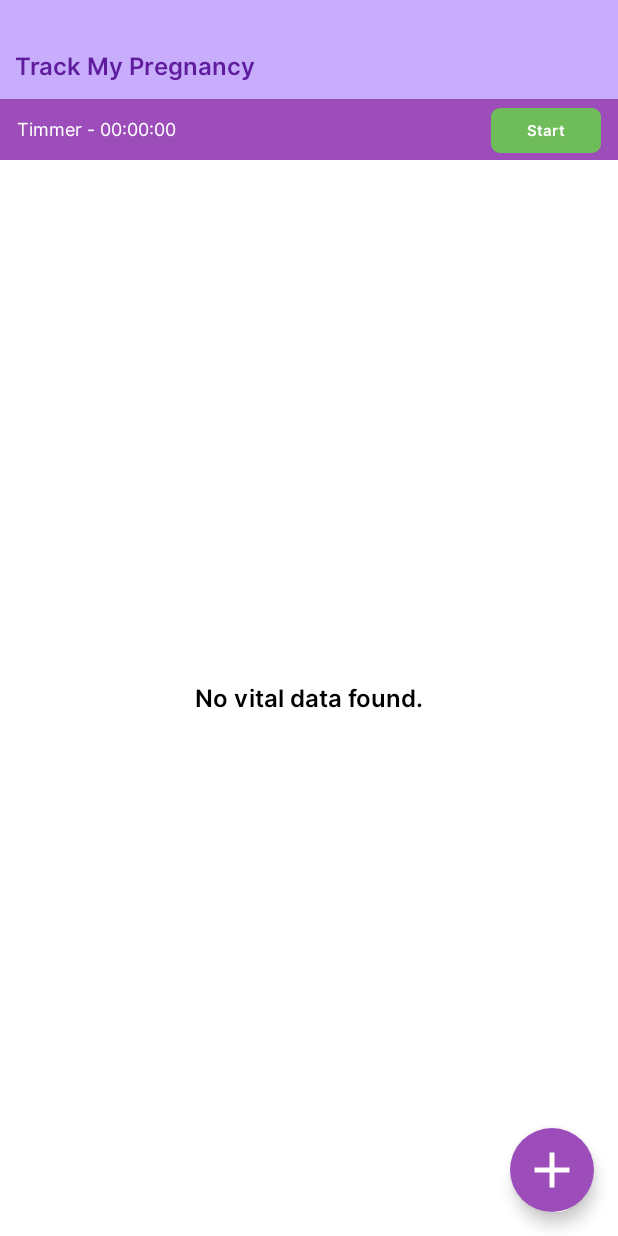
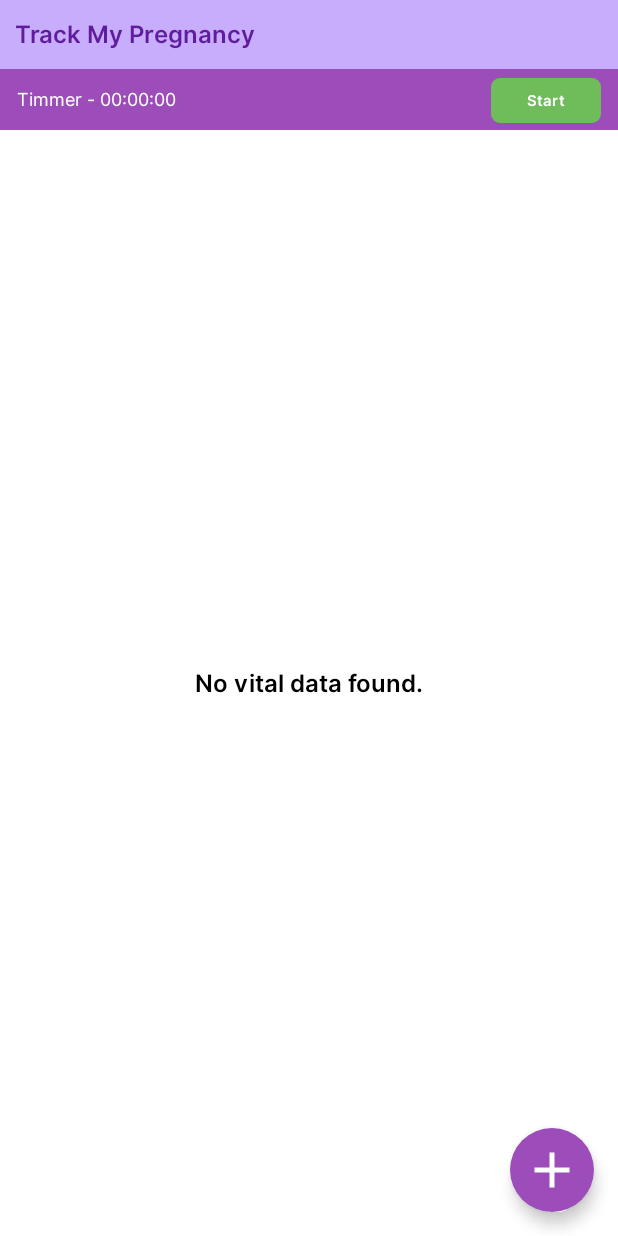
Before and after one commit to tirthsompura/Pregnancy-Vitals-Tracker, an Android app built with Jetpack Compose: the screen it shows after launch (MainActivity), on a phone screen of 412 x 824 dp. Run offline under Robolectric (Android 15) with nearby library versions, the phone set to English and light mode, and no system bars; our stand-ins replace Dagger/Hilt's generated code, Room's generated code; 4 statements that could not run were skipped.

Commit message:
First Commit

```diff
--- a/app/src/main/java/com/example/pregnancyvitalstracker/components/CommonTopBar.kt
+++ b/app/src/main/java/com/example/pregnancyvitalstracker/components/CommonTopBar.kt
@@ -21,11 +21,11 @@ fun CommonTopBar(modifier: Modifier, title: String) {
     Row(
         modifier = modifier
             .fillMaxWidth()
-            .height(66.dp)
+            .height(46.dp)
             .background(lightPurple)
-            .padding(start = 10.dp, bottom = 12.dp),
+            .padding(start = 10.dp),
         horizontalArrangement = Arrangement.Start,
-        verticalAlignment = Alignment.Bottom
+        verticalAlignment = Alignment.CenterVertically
     ) {
         Text(
             text = title,
```
